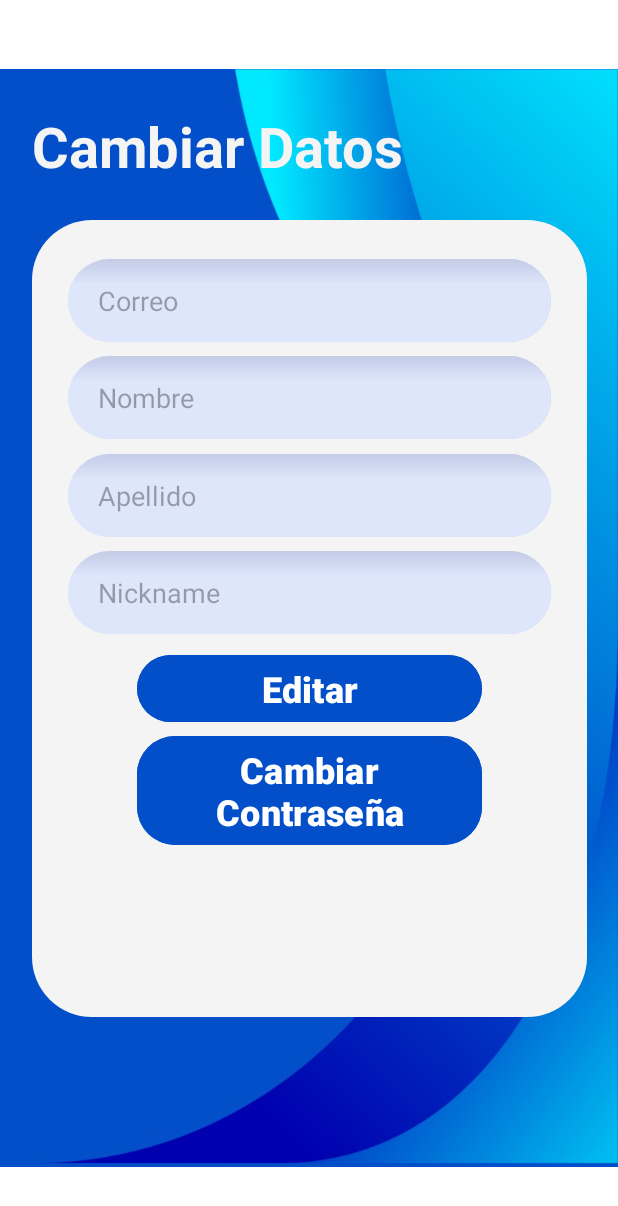
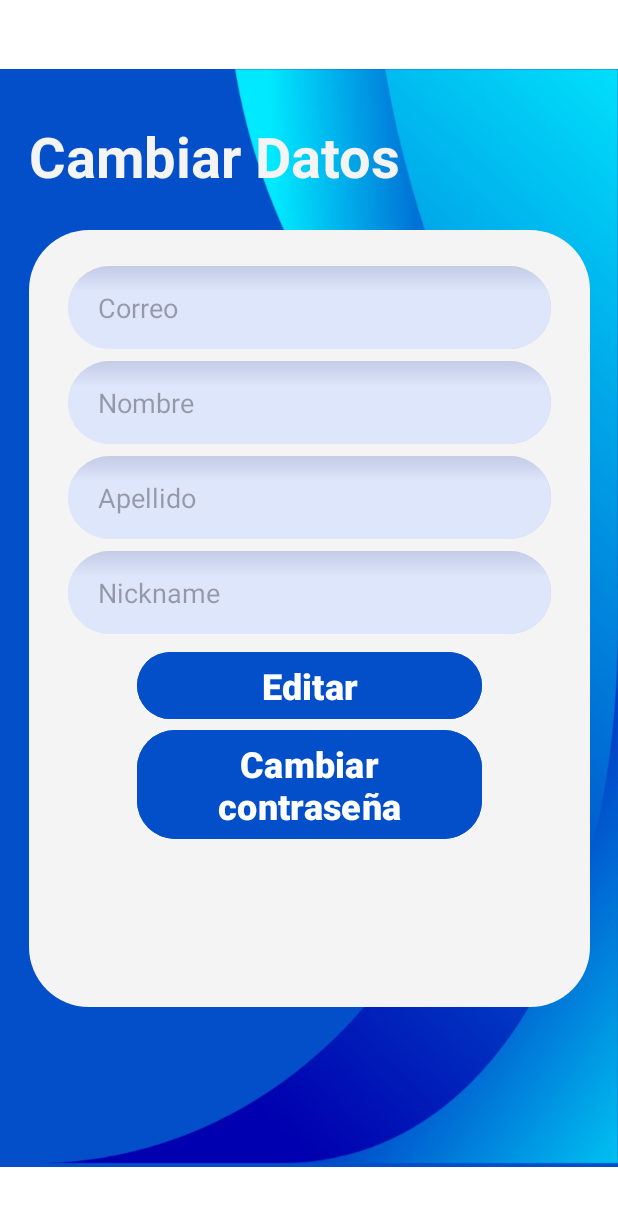
Before and after one commit to MarioCliment/PBIOMED_ANDROID, an Android app: the EditUserActivity screen opened directly, with no data from a screen before it, on a phone screen of 412 x 824 dp. Shown: the top 1206 px of the screen. Run offline under Robolectric (Android 15) with nearby library versions, the phone set to English and light mode, and no system bars; 2 statements that could not run were skipped.

Commit message:
editar contraseña sin servidor
editar contraseña sin servidor

```diff
--- a/src/app/src/main/AndroidManifest.xml
+++ b/src/app/src/main/AndroidManifest.xml
@@ -78,7 +78,9 @@
         <activity
             android:name=".MainActivity"
             android:exported="false" />
-
+        <activity
+            android:name=".EditPassActivity"
+            android:exported="false" />
         <service
             android:name=".BackgroundJobService"
             android:permission="android.permission.BIND_JOB_SERVICE" />
--- a/src/app/src/main/java/org/mario/btle_1/EditUserActivity.java
+++ b/src/app/src/main/java/org/mario/btle_1/EditUserActivity.java
@@ -2,6 +2,7 @@
 
 import androidx.appcompat.app.AppCompatActivity;
 
+import android.content.Intent;
 import android.os.Bundle;
 import android.util.Log;
 import android.view.View;
@@ -21,11 +22,18 @@
     Button botonguardar;
     Button botonEditarBoton;
     Button botonCancelarBoton;
+    Button botonPass;
     TextView textoTutorial;
+
+    TextView textViewPasWrong;
     EditText textViewNombreEdit;
     EditText textViewApellidoEdit;
     EditText textViewNicknameEdit;
     EditText textViewEmailEdit;
+    EditText editTextPasNew;
+    EditText editTextPasOld;
+
+
 
     private boolean resultado = false;
     //private String server_especifico = "http://192.168.45.7:80/PBIOMED_SERVIDOR/src/rest/user/data";
@@ -41,12 +49,13 @@
         super.onCreate(savedInstanceState);
         setContentView(R.layout.activity_edit_user);
         botonguardar = findViewById(R.id.editarBotonGuardar);
-        botonEditarBoton = findViewById(R.id.irACambioContrasenya);
+        botonEditarBoton = findViewById(R.id.editarBotonEditar);
         textViewNombreEdit = findViewById(R.id.editTextNombre);
         textViewApellidoEdit = findViewById(R.id.editTextApellido);
         textViewNicknameEdit = findViewById(R.id.editTextNickname);
         textViewEmailEdit = findViewById(R.id.editTextEmailAddress);
         botonCancelarBoton = findViewById(R.id.editButtonCancelar);
+        botonPass = findViewById(R.id.cambiarPas);
         //DESACTIVANDO EDITAR TEXTO
         textViewNombreEdit.setEnabled(false);
         textViewEmailEdit.setEnabled(false);
@@ -151,6 +160,7 @@
         botonCancelarBoton.setVisibility(View.VISIBLE);
         //FUERA EDITAR!
         botonEditarBoton.setVisibility(View.GONE);
+        botonPass.setVisibility(View.GONE);
         //ACTIVANDO EDITAR TEXTO
         textViewNombreEdit.setEnabled(true);
         textViewEmailEdit.setEnabled(true);
@@ -166,6 +176,7 @@
         botonCancelarBoton.setVisibility(View.GONE);
         //EDITAR DENTRO
         botonEditarBoton.setVisibility(View.VISIBLE);
+        botonEditarBoton.setVisibility(View.VISIBLE);
         //DESACTIVANDO EDITAR TEXTO
         textViewNombreEdit.setEnabled(false);
         textViewEmailEdit.setEnabled(false);
@@ -178,7 +189,7 @@
         String emailS = textViewEmailEdit.getText().toString();
         String oldUserS = LoginActivity.getUser();
 
-
+       // if(editTextPasOld.getText().toString() != password)
         JSONObject objeto = new JSONObject();
         try {
             objeto.put("email", emailS);
@@ -230,13 +241,17 @@
         botonCancelarBoton.setVisibility(View.GONE);
         //EDITAR DENTRO
         botonEditarBoton.setVisibility(View.VISIBLE);
+        botonPass.setVisibility(View.VISIBLE);
         //DESACTIVANDO EDITAR TEXTO
         textViewNombreEdit.setEnabled(false);
         textViewEmailEdit.setEnabled(false);
         textViewApellidoEdit.setEnabled(false);
         textViewNicknameEdit.setEnabled(false);
     }
-
+    public void cambiarPass(View view){
+        Intent intent = new Intent(this, EditPassActivity.class);
+        startActivity(intent);
+    }
     // Función para separar el nombre y apellidos
     public static String[] separarNombreApellidos(String nombreCompleto) {
         String[] resultado = new String[2];
@@ -266,4 +281,5 @@
 
         return posicionApellido;
     }
+
 }
--- a/src/app/src/main/java/org/mario/btle_1/LoginActivity.java
+++ b/src/app/src/main/java/org/mario/btle_1/LoginActivity.java
@@ -27,6 +27,7 @@
 
     private String server_especifico = server + "/user/login";
     private static String usuarioGlobal;
+    private static String passwordGlobal;
     private boolean resultado = false;
     EditText password;
     EditText user;
@@ -97,6 +98,7 @@
                             JSONObject jsonObject = new JSONObject(jsonString);
                             //EXTRAER USUARIO PARA GLOBAL
                             usuarioGlobal = jsonObject.getString("nickname");
+                            passwordGlobal = jsonObject.getString("contrasenya");
                             // Extrae datos específicos del objeto JSON
                             resultado = jsonObject.getBoolean("resultado");
                             Log.d("resultado",""+resultado);
@@ -124,4 +126,7 @@
     public static String getUser() {
         return usuarioGlobal;
     }
+    public static String getPassword() {
+        return passwordGlobal;
+    }
 }
--- a/src/app/src/main/res/layout/activity_edit_user.xml
+++ b/src/app/src/main/res/layout/activity_edit_user.xml
@@ -34,8 +34,8 @@
 
     <FrameLayout
         android:id="@+id/frameLayout"
-        android:layout_width="370dp"
-        android:layout_height="531dp"
+        android:layout_width="374dp"
+        android:layout_height="518dp"
         android:layout_marginStart="16dp"
         android:layout_marginEnd="16dp"
         android:background="@drawable/rounded_frame"
@@ -102,12 +102,12 @@
                 android:hint="Nickname"
                 android:inputType="textEmailAddress"
                 android:paddingLeft="20dp"
-                app:layout_constraintBottom_toTopOf="@+id/editarBotonEditar2"
+                app:layout_constraintBottom_toTopOf="@+id/editarBotonEditar"
                 app:layout_constraintStart_toStartOf="@+id/editTextApellido"
                 app:layout_constraintTop_toBottomOf="@+id/editTextApellido" />
 
             <Button
-                android:id="@+id/editarBotonEditar2"
+                android:id="@+id/editarBotonEditar"
                 android:layout_width="230dp"
                 android:layout_height="wrap_content"
                 android:layout_marginTop="8dp"
@@ -118,29 +118,33 @@
                 android:textSize="24sp"
                 android:textStyle="normal|bold"
                 app:cornerRadius="25dp"
-                app:layout_constraintBottom_toTopOf="@+id/irACambioContrasenya"
                 app:layout_constraintEnd_toEndOf="@+id/editTextNickname"
                 app:layout_constraintStart_toStartOf="@+id/editTextNickname"
                 app:layout_constraintTop_toBottomOf="@+id/editTextNickname" />
 
             <Button
-                android:id="@+id/irACambioContrasenya"
+                android:id="@+id/cambiarPas"
                 android:layout_width="230dp"
                 android:layout_height="wrap_content"
+                android:layout_marginTop="60dp"
                 android:backgroundTint="#024FC9"
-                android:text="Cambiar Contraseña"
+                android:onClick="cambiarPass"
+                android:text="Cambiar contraseña"
                 android:textAllCaps="false"
                 android:textSize="24sp"
                 android:textStyle="normal|bold"
                 app:cornerRadius="25dp"
-                app:layout_constraintBottom_toTopOf="@+id/editButtonCancelar"
-                app:layout_constraintStart_toStartOf="@+id/editarBotonEditar2"
-                app:layout_constraintTop_toBottomOf="@+id/editarBotonEditar2" />
+                app:layout_constraintEnd_toEndOf="@+id/editTextNickname"
+                app:layout_constraintStart_toStartOf="@+id/editTextNickname"
+                app:layout_constraintTop_toBottomOf="@+id/editTextNickname" />
 
             <Button
                 android:id="@+id/editButtonCancelar"
                 android:layout_width="230dp"
                 android:layout_height="wrap_content"
+                android:layout_marginStart="70dp"
+                android:layout_marginTop="56dp"
+                android:layout_marginEnd="70dp"
                 android:backgroundTint="#FF0000"
                 android:onClick="cancelarEditar"
                 android:text="Cancelar"
@@ -150,14 +154,17 @@
                 android:textStyle="normal|bold"
                 android:visibility="invisible"
                 app:cornerRadius="25dp"
-                app:layout_constraintBottom_toTopOf="@+id/editarBotonGuardar"
-                app:layout_constraintStart_toStartOf="@+id/irACambioContrasenya"
-                app:layout_constraintTop_toBottomOf="@+id/irACambioContrasenya" />
+                app:layout_constraintEnd_toEndOf="parent"
+                app:layout_constraintStart_toStartOf="parent"
+                app:layout_constraintTop_toBottomOf="@+id/editarBotonEditar" />
 
             <Button
                 android:id="@+id/editarBotonGuardar"
                 android:layout_width="230dp"
                 android:layout_height="wrap_content"
+                android:layout_marginStart="70dp"
+                android:layout_marginTop="24dp"
+                android:layout_marginEnd="70dp"
                 android:backgroundTint="#FFFFFF"
                 android:onClick="guardarEditar"
                 android:text="Guardar"
@@ -167,8 +174,8 @@
                 android:textStyle="normal|bold"
                 android:visibility="invisible"
                 app:cornerRadius="25dp"
-                app:layout_constraintBottom_toBottomOf="parent"
-                app:layout_constraintStart_toStartOf="@+id/editButtonCancelar"
+                app:layout_constraintEnd_toEndOf="parent"
+                app:layout_constraintStart_toStartOf="parent"
                 app:layout_constraintTop_toBottomOf="@+id/editButtonCancelar" />
 
         </androidx.constraintlayout.widget.ConstraintLayout>
```
Also changed, not shown: src/app/src/main/java/org/mario/btle_1/EditPassActivity.java (added, +93 -0 lines), src/app/src/main/res/layout/activity_change_password.xml (added, +153 -0 lines), 1 other file.
